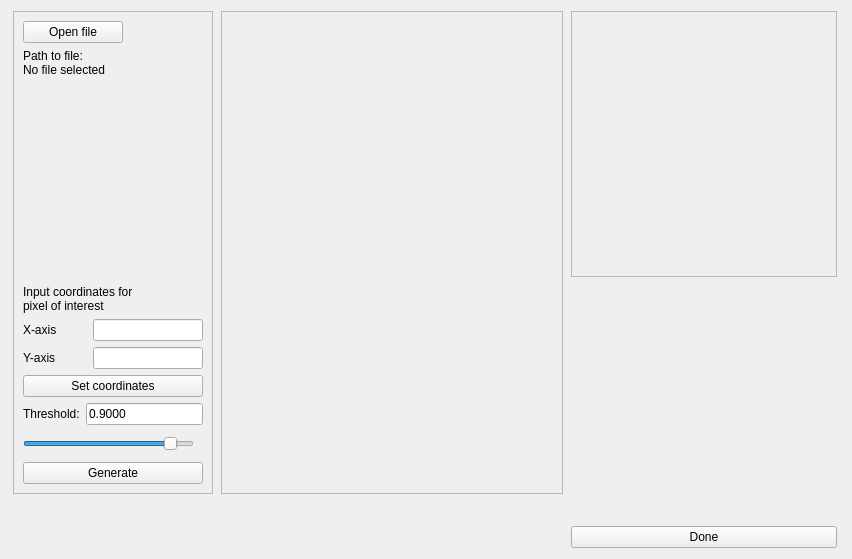
This is dialogues/target_detection_dialog_base.ui in NTNU-SmallSat-Lab/HYPSO-QGIS-plugin as Qt 5 draws it before an edit. The edited form follows.
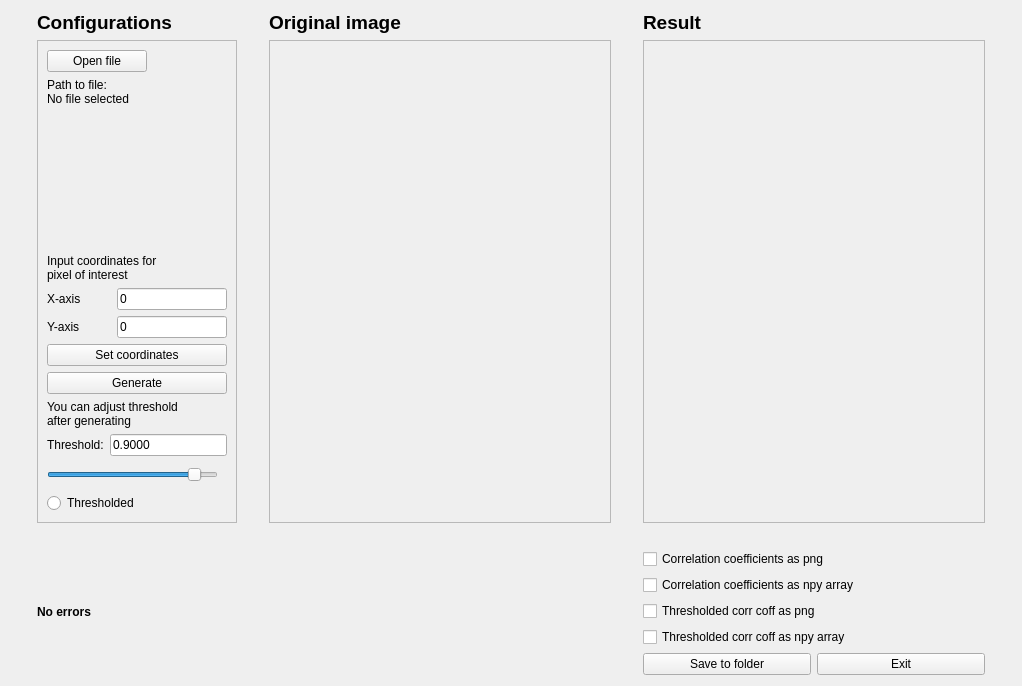
This is the edited form.

Commit message: Switch to snake_case Many naming changes Add try: except:'s Logic updates for ensuring proper behaviour Implement generate function Implement raw_to_img function Implement update_result_image function Implement update_threshold_image function Add target detection algorithm Add save_to_folder functionality

What changed in the file:
```diff
--- a/dialogues/target_detection_dialog_base.ui
+++ b/dialogues/target_detection_dialog_base.ui
@@ -9,8 +9,8 @@
    <rect>
     <x>0</x>
     <y>0</y>
-    <width>852</width>
-    <height>559</height>
+    <width>1022</width>
+    <height>686</height>
    </rect>
   </property>
   <property name="font">
@@ -21,8 +21,24 @@
   <property name="windowTitle">
    <string>Target Detection</string>
   </property>
-  <layout class="QGridLayout" name="gridLayout_2">
+  <layout class="QGridLayout" name="gridLayout">
    <item row="0" column="0">
+    <layout class="QVBoxLayout" name="verticalLayout_4">
+     <item>
+      <widget class="QLabel" name="lblConfigurations">
+       <property name="font">
+        <font>
+         <family>Arial</family>
+         <pointsize>14</pointsize>
+         <bold>true</bold>
+        </font>
+       </property>
+       <property name="text">
+        <string>Configurations</string>
+       </property>
+      </widget>
+     </item>
+     <item>
     <layout class="QVBoxLayout" name="verticalLayout_3">
      <item>
       <widget class="QFrame" name="frame">
@@ -44,136 +60,47 @@
        <property name="frameShadow">
         <enum>QFrame::Raised</enum>
        </property>
-       <layout class="QGridLayout" name="gridLayout">
-        <item row="0" column="0">
-         <widget class="QPushButton" name="pbOpenFile">
-          <property name="maximumSize">
-           <size>
-            <width>100</width>
-            <height>16777215</height>
-           </size>
-          </property>
+         <layout class="QGridLayout" name="gridLayout_2">
+          <item row="11" column="0">
+           <widget class="QRadioButton" name="rb_thresholded">
+            <property name="text">
+             <string>Thresholded</string>
+            </property>
+           </widget>
+          </item>
+          <item row="7" column="0">
+           <widget class="QPushButton" name="pb_generate">
           <property name="text">
-           <string>Open file</string>
+             <string>Generate</string>
           </property>
           <property name="autoDefault">
            <bool>false</bool>
           </property>
          </widget>
         </item>
-        <item row="1" column="0">
-         <widget class="QLabel" name="lblPathToFile">
-          <property name="maximumSize">
-           <size>
-            <width>130</width>
-            <height>16777215</height>
-           </size>
-          </property>
-          <property name="text">
-           <string>Path to file:
-No file selected</string>
-          </property>
-         </widget>
-        </item>
-        <item row="2" column="0">
-         <spacer name="verticalSpacer_2">
-          <property name="orientation">
-           <enum>Qt::Vertical</enum>
-          </property>
-          <property name="sizeHint" stdset="0">
-           <size>
-            <width>20</width>
-            <height>132</height>
-           </size>
-          </property>
-         </spacer>
-        </item>
         <item row="3" column="0">
-         <widget class="QLabel" name="lblCoordinateInput">
+           <widget class="QLabel" name="lbl_coordinate_input">
           <property name="text">
            <string>Input coordinates for
 pixel of interest</string>
           </property>
          </widget>
         </item>
-        <item row="4" column="0">
-         <layout class="QHBoxLayout" name="horizontalLayout_2">
-          <item>
-           <widget class="QLabel" name="lblXCoord">
-            <property name="text">
-             <string>X-axis</string>
+          <item row="2" column="0">
+           <spacer name="verticalSpacer_2">
+            <property name="orientation">
+             <enum>Qt::Vertical</enum>
             </property>
-           </widget>
-          </item>
-          <item>
-           <widget class="QLineEdit" name="leXCoord">
-            <property name="maximumSize">
+            <property name="sizeHint" stdset="0">
              <size>
-              <width>110</width>
-              <height>16777215</height>
+              <width>20</width>
+              <height>132</height>
              </size>
             </property>
-           </widget>
+           </spacer>
           </item>
-         </layout>
-        </item>
-        <item row="5" column="0">
-         <layout class="QHBoxLayout" name="horizontalLayout">
-          <item>
-           <widget class="QLabel" name="lblYCoord">
-            <property name="text">
-             <string>Y-axis</string>
-            </property>
-           </widget>
-          </item>
-          <item>
-           <widget class="QLineEdit" name="leYCoord">
-            <property name="maximumSize">
-             <size>
-              <width>110</width>
-              <height>16777215</height>
-             </size>
-            </property>
-           </widget>
-          </item>
-         </layout>
-        </item>
-        <item row="6" column="0">
-         <widget class="QPushButton" name="pbSetCoord">
-          <property name="text">
-           <string>Set coordinates</string>
-          </property>
-          <property name="autoDefault">
-           <bool>false</bool>
-          </property>
-         </widget>
-        </item>
-        <item row="7" column="0">
-         <layout class="QHBoxLayout" name="horizontalLayout_3">
-          <item>
-           <widget class="QLabel" name="lblThreshold">
-            <property name="maximumSize">
-             <size>
-              <width>16777215</width>
-              <height>16</height>
-             </size>
-            </property>
-            <property name="text">
-             <string>Threshold:</string>
-            </property>
-           </widget>
-          </item>
-          <item>
-           <widget class="QLineEdit" name="leThreshold">
-            <property name="text">
-             <string>0.9000</string>
-            </property>
-           </widget>
-          </item>
-         </layout>
-        </item>
-        <item row="8" column="0">
-         <widget class="QSlider" name="sldThreshold">
+          <item row="10" column="0">
+           <widget class="QSlider" name="sld_threshold">
           <property name="minimumSize">
            <size>
             <width>171</width>
@@ -209,16 +136,138 @@
           </property>
          </widget>
         </item>
+          <item row="4" column="0">
+           <layout class="QHBoxLayout" name="horizontalLayout_2">
+            <item>
+             <widget class="QLabel" name="lbl_x">
+              <property name="text">
+               <string>X-axis</string>
+              </property>
+             </widget>
+            </item>
+            <item>
+             <widget class="QLineEdit" name="le_x">
+              <property name="maximumSize">
+               <size>
+                <width>110</width>
+                <height>16777215</height>
+               </size>
+              </property>
+              <property name="inputMask">
+               <string/>
+              </property>
+              <property name="text">
+               <string>0</string>
+              </property>
+             </widget>
+            </item>
+           </layout>
+          </item>
         <item row="9" column="0">
-         <widget class="QPushButton" name="pbGenerate">
+           <layout class="QHBoxLayout" name="horizontalLayout_4">
+            <item>
+             <widget class="QLabel" name="lbl_threshold">
+              <property name="maximumSize">
+               <size>
+                <width>16777215</width>
+                <height>16</height>
+               </size>
+              </property>
           <property name="text">
-           <string>Generate</string>
-          </property>
+               <string>Threshold:</string>
+              </property>
+             </widget>
+            </item>
+            <item>
+             <widget class="QLineEdit" name="le_threshold">
+              <property name="text">
+               <string>0.9000</string>
+              </property>
+              <property name="dragEnabled">
+               <bool>false</bool>
+              </property>
+             </widget>
+            </item>
+           </layout>
+          </item>
+          <item row="6" column="0">
+           <widget class="QPushButton" name="pb_set_coord">
+            <property name="text">
+             <string>Set coordinates</string>
+            </property>
           <property name="autoDefault">
            <bool>false</bool>
           </property>
          </widget>
         </item>
+          <item row="5" column="0">
+           <layout class="QHBoxLayout" name="horizontalLayout">
+            <item>
+             <widget class="QLabel" name="lbl_y">
+              <property name="text">
+               <string>Y-axis</string>
+              </property>
+             </widget>
+            </item>
+            <item>
+             <widget class="QLineEdit" name="le_y">
+              <property name="maximumSize">
+               <size>
+                <width>110</width>
+                <height>16777215</height>
+               </size>
+              </property>
+              <property name="text">
+               <string>0</string>
+              </property>
+             </widget>
+            </item>
+           </layout>
+          </item>
+          <item row="0" column="0">
+           <widget class="QPushButton" name="pb_open_file">
+            <property name="maximumSize">
+             <size>
+              <width>100</width>
+              <height>16777215</height>
+             </size>
+            </property>
+            <property name="text">
+             <string>Open file</string>
+            </property>
+            <property name="autoDefault">
+             <bool>false</bool>
+            </property>
+           </widget>
+          </item>
+          <item row="1" column="0">
+           <widget class="QLabel" name="lbl_path_to_file">
+            <property name="maximumSize">
+             <size>
+              <width>16777215</width>
+              <height>16777215</height>
+             </size>
+            </property>
+            <property name="text">
+             <string>Path to file:
+No file selected</string>
+            </property>
+            <property name="scaledContents">
+             <bool>true</bool>
+            </property>
+            <property name="wordWrap">
+             <bool>true</bool>
+            </property>
+           </widget>
+          </item>
+          <item row="8" column="0">
+           <widget class="QLabel" name="label">
+            <property name="text">
+             <string>You can adjust threshold
+after generating</string>
+            </property>
+           </widget>
+          </item>
        </layout>
       </widget>
      </item>
@@ -237,7 +286,25 @@
      </item>
     </layout>
    </item>
+    </layout>
+   </item>
    <item row="0" column="1">
+    <layout class="QVBoxLayout" name="verticalLayout_7">
+     <item>
+      <widget class="QLabel" name="lbl_original_image_2">
+       <property name="font">
+        <font>
+         <family>Arial</family>
+         <pointsize>14</pointsize>
+         <bold>true</bold>
+        </font>
+       </property>
+       <property name="text">
+        <string>Original image</string>
+       </property>
+      </widget>
+     </item>
+     <item>
     <layout class="QVBoxLayout" name="verticalLayout_2">
      <item>
       <widget class="QFrame" name="frame_2">
@@ -326,20 +393,44 @@
      </item>
     </layout>
    </item>
+    </layout>
+   </item>
    <item row="0" column="2">
     <layout class="QVBoxLayout" name="verticalLayout">
      <item>
+      <widget class="QLabel" name="lbl_result">
+       <property name="font">
+        <font>
+         <family>Arial</family>
+         <pointsize>14</pointsize>
+         <bold>true</bold>
+        </font>
+       </property>
+       <property name="text">
+        <string>Result</string>
+       </property>
+      </widget>
+     </item>
+     <item>
+      <layout class="QVBoxLayout" name="verticalLayout_5">
+       <item>
       <widget class="QFrame" name="frame_3">
+         <property name="sizePolicy">
+          <sizepolicy hsizetype="Preferred" vsizetype="Preferred">
+           <horstretch>0</horstretch>
+           <verstretch>0</verstretch>
+          </sizepolicy>
+         </property>
        <property name="minimumSize">
         <size>
-         <width>266</width>
-         <height>266</height>
+           <width>342</width>
+           <height>483</height>
         </size>
        </property>
        <property name="maximumSize">
         <size>
-         <width>266</width>
-         <height>266</height>
+           <width>342</width>
+           <height>483</height>
         </size>
        </property>
        <property name="frameShape">
@@ -353,8 +444,8 @@
          <rect>
           <x>10</x>
           <y>10</y>
-          <width>241</width>
-          <height>241</height>
+            <width>321</width>
+            <height>461</height>
          </rect>
         </property>
         <property name="text">
@@ -373,23 +464,87 @@
        </property>
        <property name="sizeHint" stdset="0">
         <size>
-         <width>20</width>
-         <height>40</height>
+           <width>17</width>
+           <height>31</height>
         </size>
        </property>
       </spacer>
      </item>
     </layout>
+     </item>
+    </layout>
+   </item>
+   <item row="1" column="0">
+    <widget class="QLabel" name="lblError">
+     <property name="font">
+      <font>
+       <family>.AppleSystemUIFont</family>
+       <bold>true</bold>
+      </font>
+     </property>
+     <property name="text">
+      <string>No errors</string>
+     </property>
+     <property name="wordWrap">
+      <bool>true</bool>
+     </property>
+    </widget>
    </item>
    <item row="1" column="2">
-    <widget class="QPushButton" name="pbDone">
+    <layout class="QVBoxLayout" name="verticalLayout_6">
+     <item>
+      <widget class="QCheckBox" name="cb_corr_as_png">
      <property name="text">
-      <string>Done</string>
-     </property>
+        <string>Correlation coefficients as png</string>
+       </property>
+      </widget>
+     </item>
+     <item>
+      <widget class="QCheckBox" name="cb_corr_as_npy">
+       <property name="text">
+        <string>Correlation coefficients as npy array</string>
+       </property>
+      </widget>
+     </item>
+     <item>
+      <widget class="QCheckBox" name="cb_thresholded_as_png">
+       <property name="text">
+        <string>Thresholded corr coff as png</string>
+       </property>
+      </widget>
+     </item>
+     <item>
+      <widget class="QCheckBox" name="cb_thresholded_as_npy">
+       <property name="text">
+        <string>Thresholded corr coff as npy array</string>
+       </property>
+      </widget>
+     </item>
+     <item>
+      <layout class="QHBoxLayout" name="horizontalLayout_3">
+       <item>
+        <widget class="QPushButton" name="pb_save_to_folder">
+         <property name="text">
+          <string>Save to folder</string>
+         </property>
      <property name="autoDefault">
       <bool>false</bool>
      </property>
     </widget>
+       </item>
+       <item>
+        <widget class="QPushButton" name="pb_exit">
+         <property name="text">
+          <string>Exit</string>
+         </property>
+         <property name="autoDefault">
+          <bool>false</bool>
+         </property>
+        </widget>
+       </item>
+      </layout>
+     </item>
+    </layout>
    </item>
   </layout>
  </widget>
```
Left out of the diff: 6 changed lines with no effect on the pictures. Lines whose indentation alone changed are shown as unchanged. The commit also changes 2 other files.
